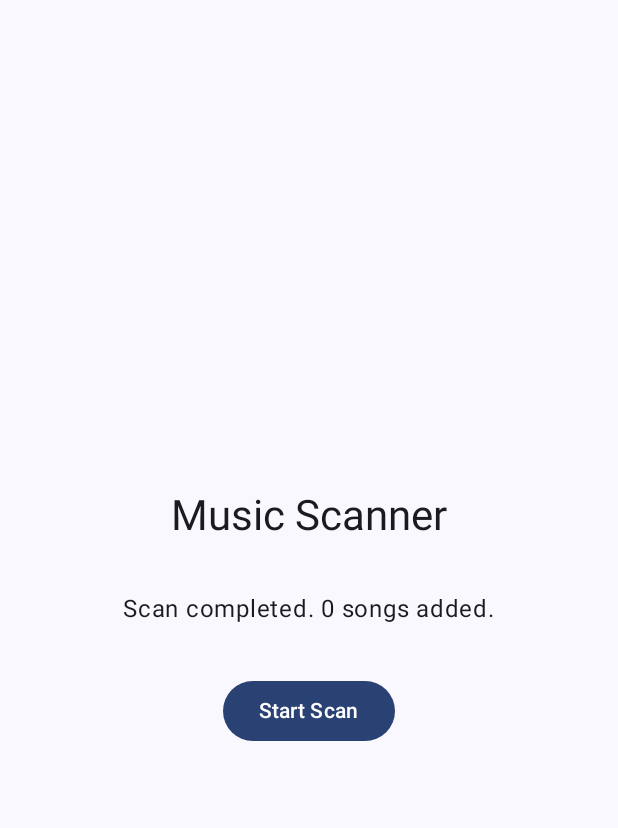
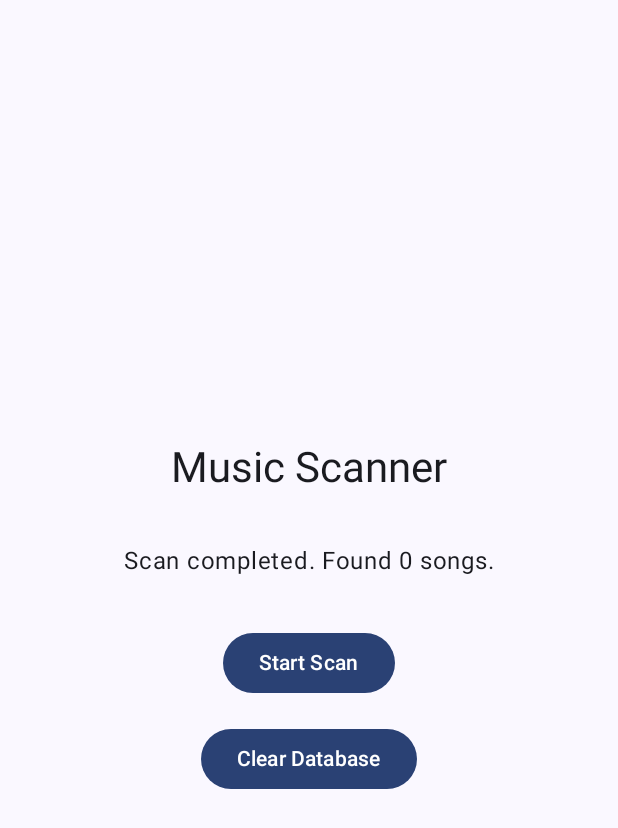
Before and after one commit to zelixir/hesimusic, an Android app built with Jetpack Compose: the screen it shows after launch (MainActivity), after a tap on "Start Scan", on a phone screen of 412 x 824 dp. Shown: the top 828 px of the screen. Run offline under Robolectric (Android 15) with nearby library versions, the phone set to English and light mode, and no system bars; our stand-ins replace Dagger/Hilt's generated code, Room's generated code; libraries missing offline, so code that uses them is left out: org.jaudiotagger.audio, org.jaudiotagger.tag, org.mozilla.universalchardet; 1 statement that could not run was skipped.

Commit message:
扫描, 细节优化

```diff
--- a/app/src/main/java/com/zjr/hesimusic/data/repository/ScanRepository.kt
+++ b/app/src/main/java/com/zjr/hesimusic/data/repository/ScanRepository.kt
@@ -8,21 +8,34 @@ import kotlinx.coroutines.flow.flow
 import kotlinx.coroutines.flow.flowOn
 import javax.inject.Inject
 
+sealed class ScanStatus {
+    object Idle : ScanStatus()
+    data class Scanning(val currentPath: String, val count: Int) : ScanStatus()
+    data class Completed(val total: Int) : ScanStatus()
+    data class Error(val message: String) : ScanStatus()
+}
+
 class ScanRepository @Inject constructor(
     private val fileScanner: FileScanner,
     private val songDao: SongDao
 ) {
-    fun scanAndSave(): Flow<String> = flow {
-        emit("Scanning started...")
+    fun scanAndSave(): Flow<ScanStatus> = flow {
+        emit(ScanStatus.Scanning("Starting...", 0))
         try {
-            val songs = fileScanner.scan()
-            emit("Found ${songs.size} songs. Saving to database...")
+            val songs = fileScanner.scan { path, count ->
+                emit(ScanStatus.Scanning(path, count))
+            }
+            emit(ScanStatus.Scanning("Saving to database...", songs.size))
             songDao.deleteAll() // Clear old data
             songDao.insertAll(songs)
-            emit("Scan completed. ${songs.size} songs added.")
+            emit(ScanStatus.Completed(songs.size))
         } catch (e: Exception) {
-            emit("Scan failed: ${e.message}")
+            emit(ScanStatus.Error("Scan failed: ${e.message}"))
             e.printStackTrace()
         }
     }.flowOn(Dispatchers.IO)
+
+    suspend fun clearDatabase() {
+        songDao.deleteAll()
+    }
 }
--- a/app/src/main/java/com/zjr/hesimusic/data/scanner/FileScanner.kt
+++ b/app/src/main/java/com/zjr/hesimusic/data/scanner/FileScanner.kt
@@ -12,7 +12,7 @@ class FileScanner @Inject constructor(
 ) {
     private val supportedExtensions = setOf("mp3", "flac", "wav", "m4a", "aac", "ogg")
 
-    fun scan(): List<Song> {
+    suspend fun scan(onProgress: suspend (String, Int) -> Unit): List<Song> {
         val root = Environment.getExternalStorageDirectory()
         val songs = mutableListOf<Song>()
         val cueReferencedFiles = mutableSetOf<String>() // Absolute paths
@@ -21,19 +21,11 @@ class FileScanner @Inject constructor(
         val cueFiles = mutableListOf<File>()
         val audioFiles = mutableListOf<File>()
 
-        root.walkTopDown().forEach { file ->
-            if (file.isFile) {
-                val ext = file.extension.lowercase()
-                if (ext == "cue") {
-                    cueFiles.add(file)
-                } else if (supportedExtensions.contains(ext)) {
-                    audioFiles.add(file)
-                }
-            }
-        }
+        scanDirectory(root, cueFiles, audioFiles, songs.size, onProgress)
 
         // 2. Process CUE files
         cueFiles.forEach { cueFile ->
+            onProgress(cueFile.parent ?: cueFile.absolutePath, songs.size)
             val tracks = cueParser.parse(cueFile)
             if (tracks.isNotEmpty()) {
                 // Group by file name to handle multiple files in one CUE
@@ -71,6 +63,7 @@ class FileScanner @Inject constructor(
                                 startPosition = track.startMs,
                                 endPosition = endMs
                             ))
+                            onProgress(cueFile.parent ?: cueFile.absolutePath, songs.size)
                         }
                     }
                 }
@@ -79,6 +72,7 @@ class FileScanner @Inject constructor(
 
         // 3. Process regular audio files
         audioFiles.forEach { file ->
+            onProgress(file.parent ?: file.absolutePath, songs.size)
             if (!cueReferencedFiles.contains(file.absolutePath)) {
                 try {
                     val audioFile = AudioFileIO.read(file)
@@ -98,6 +92,7 @@ class FileScanner @Inject constructor(
                         size = file.length(),
                         dateAdded = file.lastModified()
                     ))
+                    onProgress(file.parent ?: file.absolutePath, songs.size)
                 } catch (e: Exception) {
                     // Log error or skip
                     e.printStackTrace()
@@ -107,4 +102,31 @@ class FileScanner @Inject constructor(
 
         return songs
     }
+
+    private suspend fun scanDirectory(
+        dir: File,
+        cueFiles: MutableList<File>,
+        audioFiles: MutableList<File>,
+        currentSongCount: Int,
+        onProgress: suspend (String, Int) -> Unit
+    ) {
+        val files = dir.listFiles() ?: return
+
+        for (file in files) {
+            if (file.isDirectory) {
+                val shouldEnter = !file.path.contains("/Recordings/", ignoreCase = true) && !file.name.contains("录音")
+                if (shouldEnter) {
+                    onProgress(file.absolutePath, currentSongCount)
+                    scanDirectory(file, cueFiles, audioFiles, currentSongCount, onProgress)
+                }
+            } else {
+                val ext = file.extension.lowercase()
+                if (ext == "cue") {
+                    cueFiles.add(file)
+                } else if (supportedExtensions.contains(ext)) {
+                    audioFiles.add(file)
+                }
+            }
+        }
+    }
 }
--- a/app/src/main/java/com/zjr/hesimusic/ui/scan/ScanScreen.kt
+++ b/app/src/main/java/com/zjr/hesimusic/ui/scan/ScanScreen.kt
@@ -27,7 +27,7 @@ import androidx.lifecycle.viewmodel.compose.viewModel
 fun ScanScreen(
     viewModel: ScanViewModel = viewModel()
 ) {
-    val scanStatus by viewModel.scanStatus.collectAsState()
+    val uiState by viewModel.uiState.collectAsState()
     val context = LocalContext.current
 
     Column(
@@ -41,7 +41,15 @@ fun ScanScreen(
 
         Spacer(modifier = Modifier.height(32.dp))
 
-        Text(text = scanStatus)
+        Text(text = uiState.statusMessage)
+
+        if (uiState.isScanning || uiState.scannedCount > 0) {
+            Spacer(modifier = Modifier.height(16.dp))
+            Text(text = "Scanned: ${uiState.scannedCount}")
+            Text(text = "Time: ${formatTime(uiState.elapsedTimeMs)}")
+            Spacer(modifier = Modifier.height(8.dp))
+            Text(text = "Current: ${uiState.currentPath}", style = MaterialTheme.typography.bodySmall)
+        }
 
         Spacer(modifier = Modifier.height(32.dp))
 
@@ -57,8 +65,25 @@ fun ScanScreen(
             } else {
                 viewModel.startScan()
             }
-        }) {
-            Text(text = "Start Scan")
+        }, enabled = !uiState.isScanning) {
+            Text(text = if (uiState.isScanning) "Scanning..." else "Start Scan")
+        }
+
+        Spacer(modifier = Modifier.height(16.dp))
+
+        Button(
+            onClick = { viewModel.clearDatabase() },
+            enabled = !uiState.isScanning
+        ) {
+            Text(text = "Clear Database")
         }
     }
 }
+
+fun formatTime(ms: Long): String {
+    val seconds = ms / 1000
+    val minutes = seconds / 60
+    val remainingSeconds = seconds % 60
+    val tenths = (ms % 1000) / 100
+    return String.format("%02d:%02d.%d", minutes, remainingSeconds, tenths)
+}
--- a/app/src/main/java/com/zjr/hesimusic/ui/scan/ScanViewModel.kt
+++ b/app/src/main/java/com/zjr/hesimusic/ui/scan/ScanViewModel.kt
@@ -3,9 +3,13 @@ package com.zjr.hesimusic.ui.scan
 import androidx.lifecycle.ViewModel
 import androidx.lifecycle.viewModelScope
 import com.zjr.hesimusic.data.repository.ScanRepository
+import com.zjr.hesimusic.data.repository.ScanStatus
 import dagger.hilt.android.lifecycle.HiltViewModel
+import kotlinx.coroutines.Job
+import kotlinx.coroutines.delay
 import kotlinx.coroutines.flow.MutableStateFlow
 import kotlinx.coroutines.flow.StateFlow
+import kotlinx.coroutines.flow.asStateFlow
 import kotlinx.coroutines.launch
 import javax.inject.Inject
 
@@ -14,14 +18,84 @@ class ScanViewModel @Inject constructor(
     private val repository: ScanRepository
 ) : ViewModel() {
 
-    private val _scanStatus = MutableStateFlow("Ready to scan")
-    val scanStatus: StateFlow<String> = _scanStatus
+    private val _uiState = MutableStateFlow(ScanUiState())
+    val uiState: StateFlow<ScanUiState> = _uiState.asStateFlow()
+
+    private var timerJob: Job? = null
+    private var startTime: Long = 0
 
     fun startScan() {
+        if (_uiState.value.isScanning) return
+
+        _uiState.value = ScanUiState(isScanning = true, statusMessage = "Starting...")
+        startTime = System.currentTimeMillis()
+        startTimer()
+
         viewModelScope.launch {
             repository.scanAndSave().collect { status ->
-                _scanStatus.value = status
+                when (status) {
+                    is ScanStatus.Idle -> {
+                        // Should not happen during scan
+                    }
+                    is ScanStatus.Scanning -> {
+                        _uiState.value = _uiState.value.copy(
+                            statusMessage = "Scanning...",
+                            scannedCount = status.count,
+                            currentPath = status.currentPath
+                        )
+                    }
+                    is ScanStatus.Completed -> {
+                        stopTimer()
+                        _uiState.value = _uiState.value.copy(
+                            isScanning = false,
+                            statusMessage = "Scan completed. Found ${status.total} songs.",
+                            scannedCount = status.total
+                        )
+                    }
+                    is ScanStatus.Error -> {
+                        stopTimer()
+                        _uiState.value = _uiState.value.copy(
+                            isScanning = false,
+                            statusMessage = status.message
+                        )
+                    }
+                }
             }
         }
     }
+
+    private fun startTimer() {
+        timerJob?.cancel()
+        timerJob = viewModelScope.launch {
+            while (true) {
+                val elapsed = System.currentTimeMillis() - startTime
+                _uiState.value = _uiState.value.copy(elapsedTimeMs = elapsed)
+                delay(100) // 0.1 second
+            }
+        }
+    }
+
+    private fun stopTimer() {
+        timerJob?.cancel()
+    }
+
+    fun clearDatabase() {
+        viewModelScope.launch {
+            repository.clearDatabase()
+            _uiState.value = _uiState.value.copy(
+                scannedCount = 0,
+                statusMessage = "Database cleared.",
+                currentPath = "",
+                elapsedTimeMs = 0
+            )
+        }
+    }
 }
+
+data class ScanUiState(
+    val isScanning: Boolean = false,
+    val statusMessage: String = "Ready to scan",
+    val scannedCount: Int = 0,
+    val currentPath: String = "",
+    val elapsedTimeMs: Long = 0
+)
```
